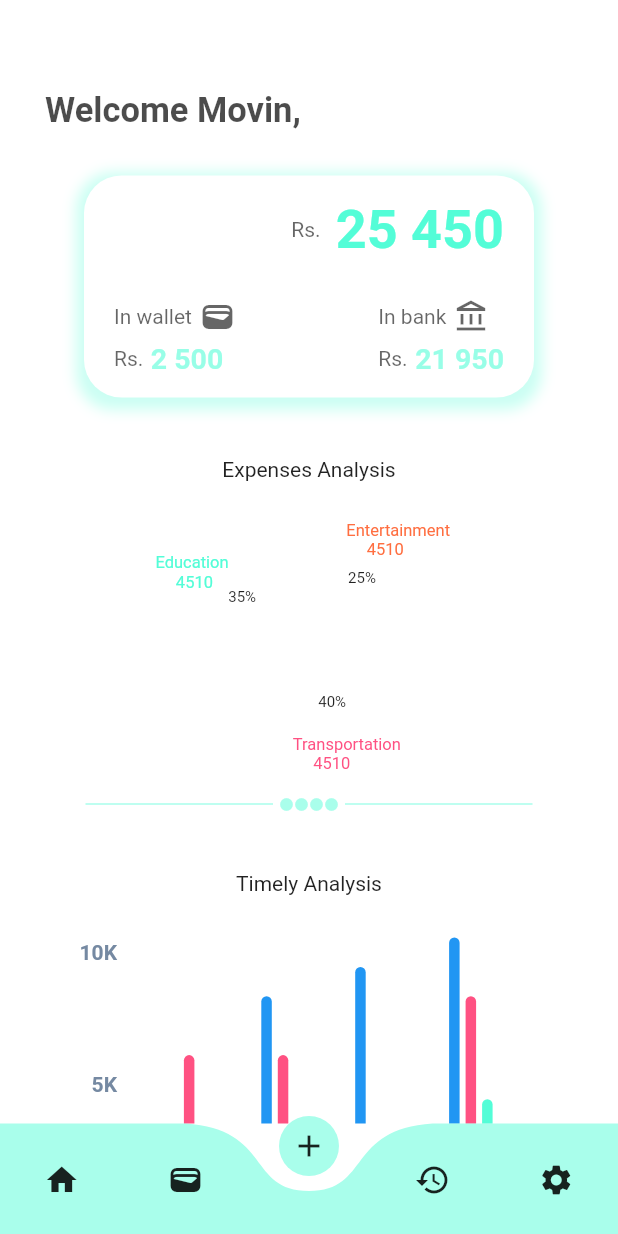
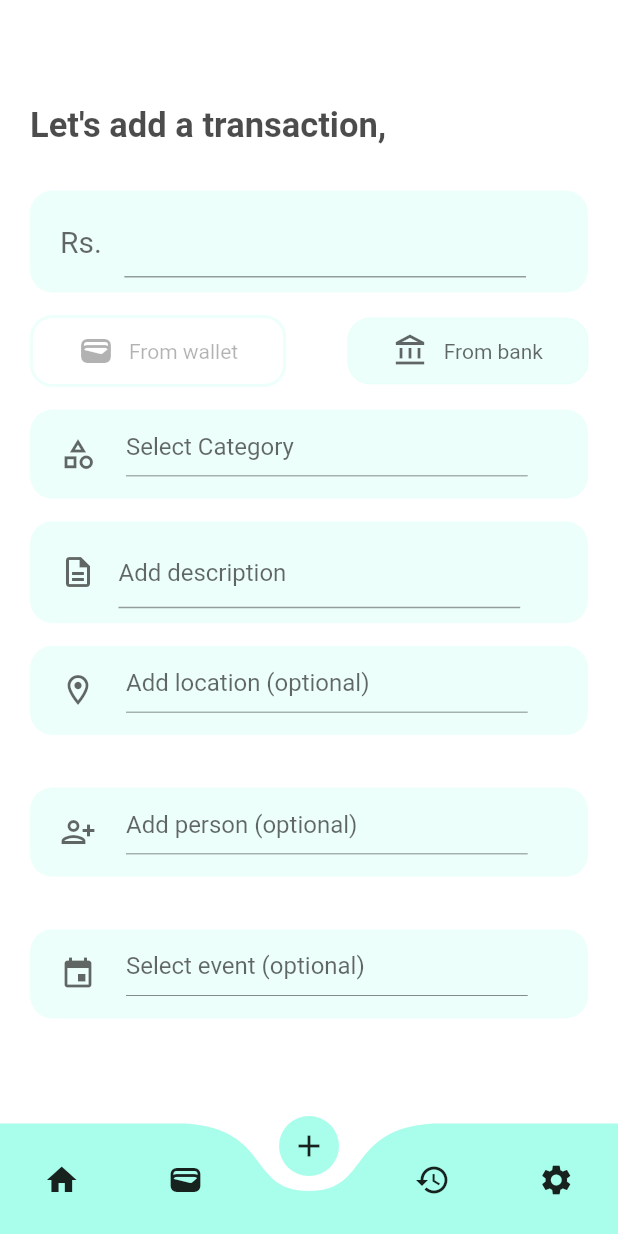
Before and after one commit to movinsilva/money_manager, a Flutter app: the HomePage screen opened by its route, on a phone screen of 412 x 824 dp. Run offline on Flutter 3.47's test engine with Material 2 defaults, Android fonts, the phone set to English and light mode, and no system bars; drawn by our look-alikes of curved_navigation_bar, fl_chart; our stand-ins replace local_auth.

Commit message:
Adding transactions page updated

```diff
--- /dev/null
+++ b/lib/pages/add_transaction.dart
@@ -0,0 +1,243 @@
+import 'package:flutter/material.dart';
+import 'package:money_manager/utilities/my_themes.dart';
+
+class AddTransaction extends StatelessWidget {
+  const AddTransaction({Key? key}) : super(key: key);
+
+  @override
+  Widget build(BuildContext context) {
+
+    Color themeColor = Theme.of(context).scaffoldBackgroundColor;
+    Color mainColor = Theme.of(context).colorScheme.onBackground;
+    Color txtColor = mainColor.withOpacity(0.6);
+
+    double width = MediaQuery.of(context).size.width;
+
+    return Container(
+      padding: const EdgeInsets.only(top: 70, left: 20, right: 20),
+      child: SingleChildScrollView(
+        child: Column(
+          children: [
+            Align(alignment: Alignment.topLeft, child: Text("Let's add a transaction,", style: TextStyle(
+              fontSize: 23,
+              fontWeight: FontWeight.bold,
+              color: mainColor.withOpacity(0.7),
+            ),)),
+            SizedBox(height: 30,),
+            Container(
+              padding: const EdgeInsets.symmetric(horizontal: 20, vertical: 10),
+              decoration: BoxDecoration(
+                borderRadius: BorderRadius.circular(15),
+                color: MyThemes.tColor.withOpacity(0.1)
+              ),
+              child: Row(
+                children: [
+                  Text("Rs.", style: TextStyle(
+                    color: txtColor,
+                    fontSize: 20,
+                  ),),
+                  SizedBox(width: 15,),
+                  Container(
+                    width: width*0.65,
+                    child: TextFormField(
+                      keyboardType: TextInputType.number,
+                    ),
+                  )
+                ],
+              ),
+            ),
+
+            SizedBox(height: 15,),
+            Row(
+              mainAxisAlignment: MainAxisAlignment.spaceBetween,
+              children: [
+                Container(
+                  padding: const EdgeInsets.symmetric(horizontal: 30, vertical: 10),
+                  decoration: BoxDecoration(
+                    border: Border.all(color: MyThemes.tColor.withOpacity(0.1), width: 2),
+                      borderRadius: BorderRadius.circular(15),
+                  ),
+                  child: Row(
+                    children: [
+                      Icon(Icons.wallet, color: txtColor.withOpacity(0.3),),
+                      SizedBox(width: 10,),
+                      Text("From wallet", style: TextStyle(
+                        color: txtColor.withOpacity(0.3),
+                      ),)
+                    ],
+                  ),
+                ),
+                Container(
+                  padding: const EdgeInsets.symmetric(horizontal: 30, vertical: 10),
+                  decoration: BoxDecoration(
+                      border: Border.all(color: MyThemes.tColor.withOpacity(0.1), width:0),
+                      borderRadius: BorderRadius.circular(15),
+                      color: MyThemes.tColor.withOpacity(0.1)
+                  ),
+                  child: Row(
+                    children: [
+                      Icon(Icons.account_balance_outlined, color: txtColor,),
+                      SizedBox(width: 10,),
+                      Text("From bank", style: TextStyle(color: txtColor),)
+                    ],
+                  ),
+                ),
+              ],
+            ),
+
+
+            SizedBox(height: 15,),
+            Container(
+              padding: const EdgeInsets.symmetric(horizontal: 20, vertical: 15),
+              decoration: BoxDecoration(
+                  borderRadius: BorderRadius.circular(15),
+                  color: MyThemes.tColor.withOpacity(0.1)
+              ),
+              child: Row(
+                children: [
+                  Icon(Icons.category_outlined, color: txtColor,),
+                  SizedBox(width: 20,),
+                  Column(
+                    crossAxisAlignment: CrossAxisAlignment.start,
+                    children: [
+                      Text("Select Category",
+                        style: TextStyle(
+                          color: txtColor,
+                          fontSize: 16,
+                        ),),
+                      Container(
+                        margin: const EdgeInsets.only(top: 10),
+                        height: 0.5,
+                        width: width*0.65,
+                        color: txtColor,
+                      )
+                    ],
+                  )
+                ],
+              ),
+            ),
+
+
+            SizedBox(height: 15,),
+            Container(
+              padding: const EdgeInsets.symmetric(horizontal: 20, vertical: 10),
+              decoration: BoxDecoration(
+                  borderRadius: BorderRadius.circular(15),
+                  color: MyThemes.tColor.withOpacity(0.1)
+              ),
+              child: Row(
+                children: [
+                  Icon(Icons.description_outlined, color: txtColor,),
+                  SizedBox(width: 15,),
+                  Container(
+                    width: width*0.65,
+                    child: TextFormField(
+                      decoration: InputDecoration(
+                        hintText: "Add description"
+                      ),
+                      keyboardType: TextInputType.multiline,
+                      maxLines: null,
+                    ),
+                  )
+                ],
+              ),
+            ),
+
+            SizedBox(height: 15,),
+            Container(
+              padding: const EdgeInsets.symmetric(horizontal: 20, vertical: 15),
+              decoration: BoxDecoration(
+                  borderRadius: BorderRadius.circular(15),
+                  color: MyThemes.tColor.withOpacity(0.1)
+              ),
+              child: Row(
+                children: [
+                  Icon(Icons.location_on_outlined, color: txtColor,),
+                  SizedBox(width: 20,),
+                  Column(
+                    crossAxisAlignment: CrossAxisAlignment.start,
+                    children: [
+                      Text("Add location (optional)",
+                        style: TextStyle(
+                          color: txtColor,
+                          fontSize: 16,
+                        ),),
+                      Container(
+                        margin: const EdgeInsets.only(top: 10),
+                        height: 0.5,
+                        width: width*0.65,
+                        color: txtColor,
+                      )
+                    ],
+                  )
+                ],
+              ),
+            ),
+
+            SizedBox(height: 35,),
+            Container(
+              padding: const EdgeInsets.symmetric(horizontal: 20, vertical: 15),
+              decoration: BoxDecoration(
+                  borderRadius: BorderRadius.circular(15),
+                  color: MyThemes.tColor.withOpacity(0.1)
+              ),
+              child: Row(
+                children: [
+                  Icon(Icons.person_add_alt, color: txtColor,),
+                  SizedBox(width: 20,),
+                  Column(
+                    crossAxisAlignment: CrossAxisAlignment.start,
+                    children: [
+                      Text("Add person (optional)",
+                        style: TextStyle(
+                          color: txtColor,
+                          fontSize: 16,
+                        ),),
+                      Container(
+                        margin: const EdgeInsets.only(top: 10),
+                        height: 0.5,
+                        width: width*0.65,
+                        color: txtColor,
+                      )
+                    ],
+                  )
+                ],
+              ),
+            ),
+
+            SizedBox(height: 35,),
+            Container(
+              padding: const EdgeInsets.symmetric(horizontal: 20, vertical: 15),
+              decoration: BoxDecoration(
+                  borderRadius: BorderRadius.circular(15),
+                  color: MyThemes.tColor.withOpacity(0.1)
+              ),
+              child: Row(
+                children: [
+                  Icon(Icons.event, color: txtColor,),
+                  SizedBox(width: 20,),
+                  Column(
+                    crossAxisAlignment: CrossAxisAlignment.start,
+                    children: [
+                      Text("Select event (optional)",
+                        style: TextStyle(
+                          color: txtColor,
+                          fontSize: 16,
+                        ),),
+                      Container(
+                        margin: const EdgeInsets.only(top: 10),
+                        height: 0.5,
+                        width: width*0.65,
+                        color: txtColor,
+                      )
+                    ],
+                  )
+                ],
+              ),
+            ),
+          ],
+        ),
+      ),
+    );
+  }
+}
--- /dev/null
+++ b/lib/pages/expect_container.dart
@@ -0,0 +1,14 @@
+import 'package:flutter/material.dart';
+
+class ExpectContainer extends StatelessWidget {
+  const ExpectContainer({Key? key}) : super(key: key);
+
+  @override
+  Widget build(BuildContext context) {
+    return Container(
+      child: Center(
+        child: Text("Expect new features soon ..."),
+      ),
+    );
+  }
+}
--- a/lib/pages/home_page.dart
+++ b/lib/pages/home_page.dart
@@ -3,7 +3,9 @@ import 'dart:ui';
 import 'package:curved_navigation_bar/curved_navigation_bar.dart';
 import 'package:flutter/material.dart';
 import 'package:money_manager/data/pie_chart_data.dart';
+import 'package:money_manager/pages/add_transaction.dart';
 import 'package:money_manager/pages/dashboard_container.dart';
+import 'package:money_manager/pages/expect_container.dart';
 import 'package:money_manager/pages/settings_container.dart';
 import 'package:money_manager/pages/transactions_container.dart';
 import 'package:provider/provider.dart';
@@ -50,6 +52,10 @@ Widget bottomNav(int i) {
       return DashboardContainer();
     case 1:
       return TransactionsContainer();
+    case 2:
+      return AddTransaction();
+    case 3:
+      return ExpectContainer();
     case 4:
       return SettingContainer();
     default:
```
Also changed, not shown: lib/pages/transactions_container.dart (+62 -35 lines).
